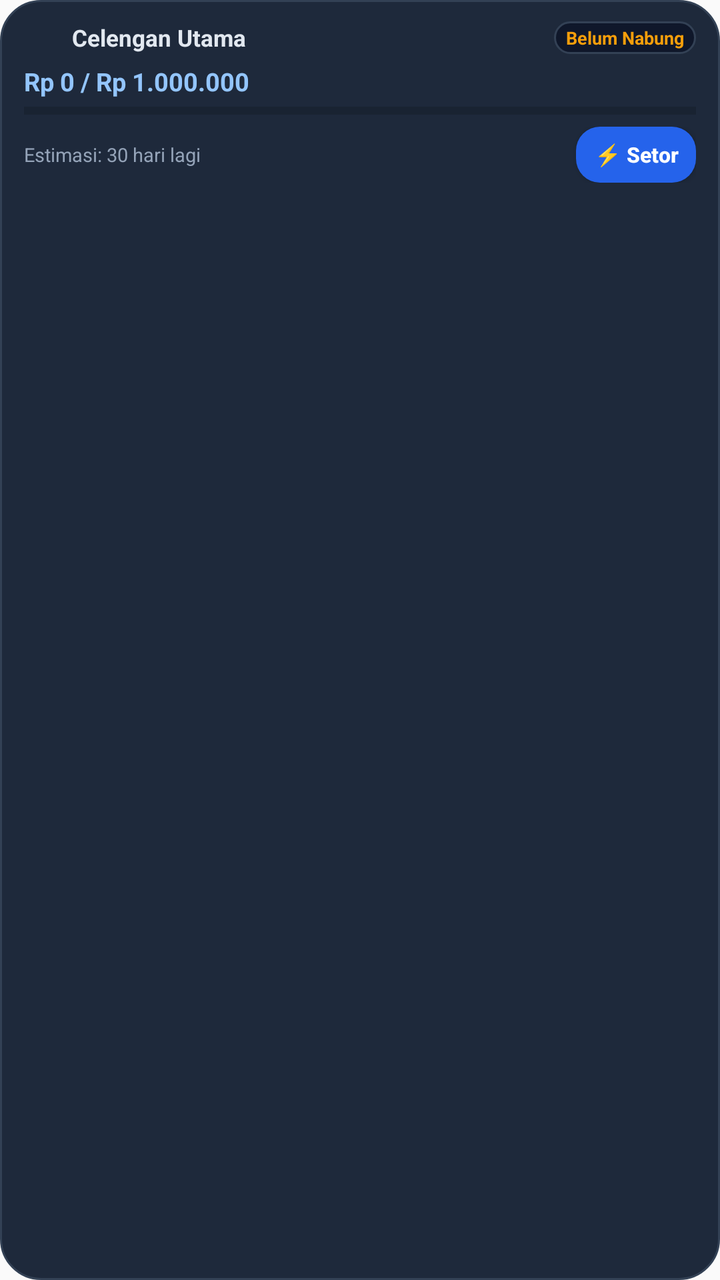
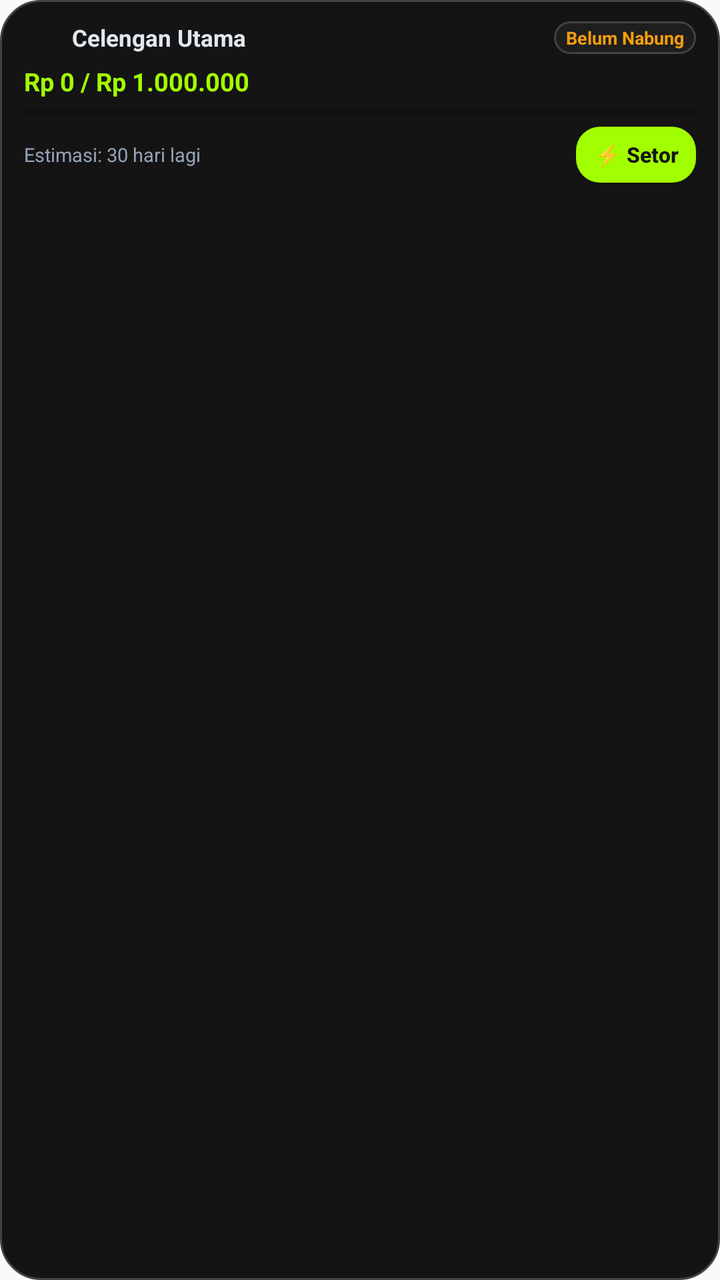

Two renders of the same Android screen: before a commit and after it. Below are the layout's source before the change and the commit's diff.
<!-- AndroidManifest.xml: application theme android:Theme.Material.Light.NoActionBar -->
<!-- res/layout/widget_angel_medium.xml -->
<?xml version="1.0" encoding="utf-8"?>
<LinearLayout xmlns:android="http://schemas.android.com/apk/res/android"
    android:id="@+id/widget_root"
    android:layout_width="match_parent"
    android:layout_height="match_parent"
    android:background="@drawable/bg_widget_container"
    android:orientation="vertical"
    android:paddingStart="12dp"
    android:paddingTop="10dp"
    android:paddingEnd="12dp"
    android:paddingBottom="10dp">

    
    <LinearLayout
        android:layout_width="match_parent"
        android:layout_height="wrap_content"
        android:gravity="center_vertical"
        android:orientation="horizontal">

        <ImageView
            android:layout_width="18dp"
            android:layout_height="18dp"
            android:contentDescription="@string/app_name"
            android:src="@mipmap/ic_launcher" />

        <TextView
            android:id="@+id/tv_widget_goal_title"
            android:layout_width="0dp"
            android:layout_height="wrap_content"
            android:layout_marginStart="6dp"
            android:layout_weight="1"
            android:ellipsize="end"
            android:maxLines="1"
            android:text="Celengan Utama"
            android:textColor="#E2E8F0"
            android:textSize="11.5sp"
            android:textStyle="bold" />

        <TextView
            android:id="@+id/tv_widget_streak"
            android:layout_width="wrap_content"
            android:layout_height="wrap_content"
            android:background="@drawable/bg_widget_pill"
            android:paddingStart="6dp"
            android:paddingTop="2dp"
            android:paddingEnd="6dp"
            android:paddingBottom="2dp"
            android:text="Belum Nabung"
            android:textColor="#F59E0B"
            android:textSize="9sp"
            android:textStyle="bold" />
    </LinearLayout>

    
    <TextView
        android:id="@+id/tv_widget_amount"
        android:layout_width="match_parent"
        android:layout_height="wrap_content"
        android:layout_marginTop="4dp"
        android:ellipsize="end"
        android:maxLines="1"
        android:text="Rp 0 / Rp 1.000.000"
        android:textColor="#93C5FD"
        android:textSize="12.5sp"
        android:textStyle="bold" />

    <ProgressBar
        android:id="@+id/pb_widget_progress"
        style="?android:attr/progressBarStyleHorizontal"
        android:layout_width="match_parent"
        android:layout_height="4dp"
        android:layout_marginTop="4dp"
        android:max="100"
        android:progress="0" />

    
    <LinearLayout
        android:layout_width="match_parent"
        android:layout_height="wrap_content"
        android:layout_marginTop="6dp"
        android:gravity="center_vertical"
        android:orientation="horizontal">

        <TextView
            android:id="@+id/tv_widget_estimate"
            android:layout_width="0dp"
            android:layout_height="wrap_content"
            android:layout_weight="1"
            android:ellipsize="end"
            android:maxLines="1"
            android:text="Estimasi: 30 hari lagi"
            android:textColor="#94A3B8"
            android:textSize="9.5sp" />

        <Button
            android:id="@+id/btn_widget_save"
            android:layout_width="wrap_content"
            android:layout_height="28dp"
            android:background="@drawable/bg_widget_button"
            android:minWidth="60dp"
            android:paddingStart="8dp"
            android:paddingEnd="8dp"
            android:text="⚡ Setor"
            android:textAllCaps="false"
            android:textColor="#FFFFFF"
            android:textSize="10.5sp"
            android:textStyle="bold" />
    </LinearLayout>

</LinearLayout>
<!-- resources referenced by this layout -->
<resources>
  <!-- drawable bg_widget_button (drawable) -->
  <?xml version="1.0" encoding="utf-8"?>
  <shape xmlns:android="http://schemas.android.com/apk/res/android"
      android:shape="rectangle">
      <corners android:radius="12dp" />
      <solid android:color="#2563EB" />
  </shape>
  <!-- drawable bg_widget_container (drawable) -->
  <?xml version="1.0" encoding="utf-8"?>
  <shape xmlns:android="http://schemas.android.com/apk/res/android"
      android:shape="rectangle">
      <corners android:radius="20dp" />
      <solid android:color="#1E293B" />
      <stroke android:width="1dp" android:color="#334155" />
  </shape>
  <!-- drawable bg_widget_pill (drawable) -->
  <?xml version="1.0" encoding="utf-8"?>
  <shape xmlns:android="http://schemas.android.com/apk/res/android"
      android:shape="rectangle">
      <corners android:radius="8dp" />
      <solid android:color="#0F172A" />
      <stroke android:width="1dp" android:color="#334155" />
  </shape>
  <!-- mipmap ic_launcher (mipmap-anydpi-v26) -->
  <?xml version="1.0" encoding="utf-8"?>
  <adaptive-icon xmlns:android="http://schemas.android.com/apk/res/android">
      <background android:drawable="@drawable/ic_launcher_background" />
      <foreground android:drawable="@drawable/ic_launcher_foreground" />
  </adaptive-icon>
  <string name="app_name">Angel</string>
  <!-- drawable ic_launcher_background (drawable) -->
  <?xml version="1.0" encoding="utf-8"?>
  <vector xmlns:android="http://schemas.android.com/apk/res/android"
      android:width="108dp"
      android:height="108dp"
      android:viewportWidth="108"
      android:viewportHeight="108">
      
      <path
          android:fillColor="#0F172A"
          android:pathData="M0,0h108v108h-108z" />
      
      <path
          android:fillColor="#1E293B"
          android:pathData="M54,14 A40,40 0 1 0 54,94 A40,40 0 1 0 54,14 Z"
          android:fillAlpha="0.6" />
      <path
          android:fillColor="#3B82F6"
          android:pathData="M54,28 A26,26 0 1 0 54,80 A26,26 0 1 0 54,28 Z"
          android:fillAlpha="0.15" />
  </vector>
  <!-- drawable ic_launcher_foreground: vector/xml drawable (drawable, 3443 chars, omitted) -->
</resources>

<!-- the commit's change to res/layout/widget_angel_medium.xml (unified diff, before → after) -->
@@ -60,7 +60,7 @@
         android:ellipsize="end"
         android:maxLines="1"
         android:text="Rp 0 / Rp 1.000.000"
-        android:textColor="#93C5FD"
+        android:textColor="#A2FF01"
         android:textSize="12.5sp"
         android:textStyle="bold" />
 
@@ -102,7 +102,7 @@
             android:paddingEnd="8dp"
             android:text="⚡ Setor"
             android:textAllCaps="false"
-            android:textColor="#FFFFFF"
+            android:textColor="#141414"
             android:textSize="10.5sp"
             android:textStyle="bold" />
     </LinearLayout>
<!-- resource entries referenced after the edit -->
@@ -5,23 +5,23 @@
   <shape xmlns:android="http://schemas.android.com/apk/res/android"
       android:shape="rectangle">
       <corners android:radius="12dp" />
-      <solid android:color="#2563EB" />
+      <solid android:color="#A2FF01" />
   </shape>
   <!-- drawable bg_widget_container (drawable) -->
   <?xml version="1.0" encoding="utf-8"?>
   <shape xmlns:android="http://schemas.android.com/apk/res/android"
       android:shape="rectangle">
       <corners android:radius="20dp" />
-      <solid android:color="#1E293B" />
-      <stroke android:width="1dp" android:color="#334155" />
+      <solid android:color="#141414" />
+      <stroke android:width="1dp" android:color="#434343" />
   </shape>
   <!-- drawable bg_widget_pill (drawable) -->
   <?xml version="1.0" encoding="utf-8"?>
   <shape xmlns:android="http://schemas.android.com/apk/res/android"
       android:shape="rectangle">
       <corners android:radius="8dp" />
-      <solid android:color="#0F172A" />
-      <stroke android:width="1dp" android:color="#334155" />
+      <solid android:color="#1E1E1E" />
+      <stroke android:width="1dp" android:color="#434343" />
   </shape>
   <!-- mipmap ic_launcher (mipmap-anydpi-v26) -->
   <?xml version="1.0" encoding="utf-8"?>
